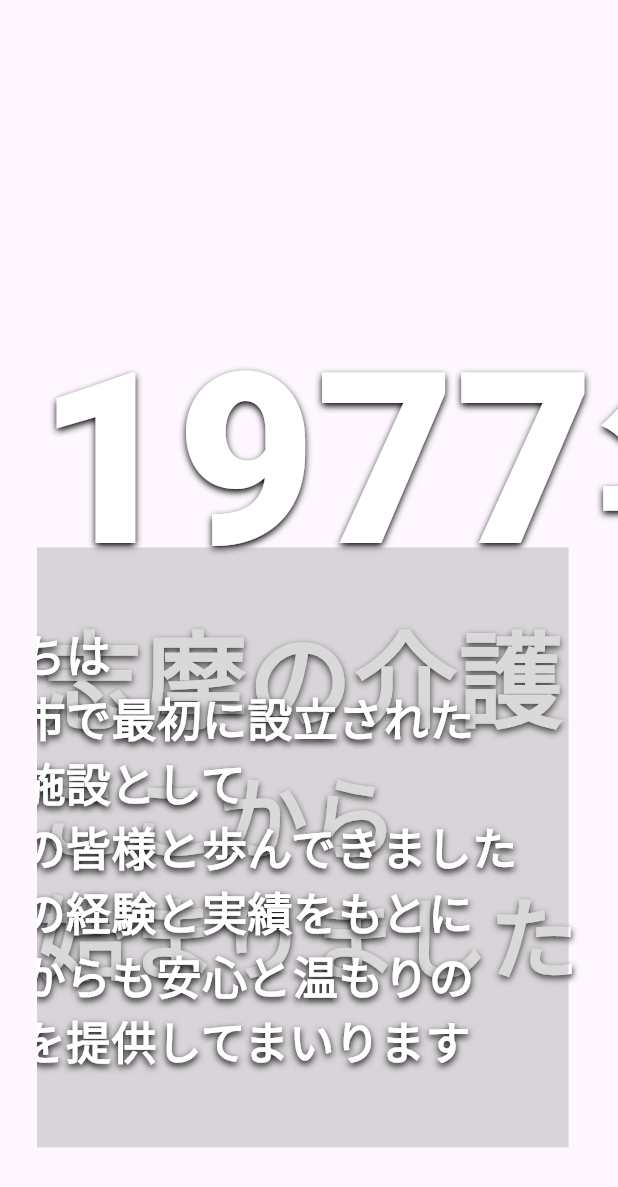
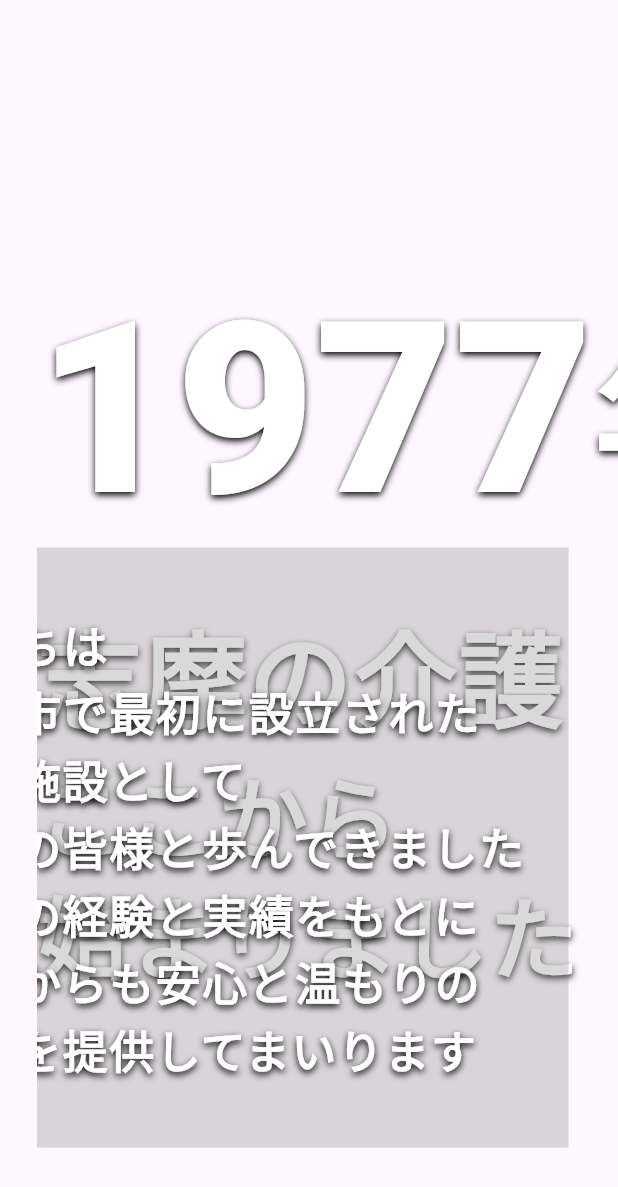
Before and after one commit to KoukiMori/shima_kouiki_homapage4, a Flutter app: the OverlayTextSection widget shown alone on an empty page, opened directly, on a phone screen of 412 x 824 dp. Shown: the top 1187 px of the screen. Run offline on Flutter 3.47's test engine with Material 3 defaults, Android fonts, the phone set to English and light mode, and no system bars; our stand-ins replace google_fonts, responsive_builder; Roboto replaces fonts that are missing (Noto Serif Jp).

Commit message:
ui: adjust '年' baseline and spacing; keep original image scroll behavior

```diff
--- a/lib/home_view/home_view.dart
+++ b/lib/home_view/home_view.dart
@@ -47,7 +47,7 @@ class _HomeViewState extends State<HomeView> {
                     scrollOffset / screenSize.height,
                     1.0,
                   );
-                  // 背景画像をアセットから表示（Webの相対パス問題を避けるため Image.asset を使用）
+                  // 背景画像をアセットから表示（以前の挙動に戻す: スクロール量に応じてサイズを縮小）
                   return Image.asset(
                     key: HomeView._topViewKey,
                     'assets/tomoyama_bay.jpg', // 実在ファイルは .jpg（.png ではない）
--- a/lib/home_view/home_view.widgets.dart
+++ b/lib/home_view/home_view.widgets.dart
@@ -155,7 +155,14 @@ class _OverlayTextSectionState extends State<OverlayTextSection> {
         width: screenSize.width,
         child: Stack(
           children: [
-            _TitleText(text: '1977年', top: 180, fontsSize: 160),
+            // 「1977」の後ろにくる「年」だけ少し小さく表示する
+            _TitleText(
+              text: '1977',
+              smallText: '年',
+              top: 180,
+              fontsSize: 160,
+              smallTextOffsetY: null, // 必要なら微調整値をここで指定
+            ),
             _TitleText(text: '志摩の介護', top: 400, fontsSize: 70),
             _TitleText(text: 'ここから', top: 500, fontsSize: 60),
             _TitleText(text: '始まりました', top: 580, fontsSize: 60),
@@ -175,6 +182,8 @@ class _OverlayTextSectionState extends State<OverlayTextSection> {
                       color: Colors.white,
                       fontSize: 30,
                       fontWeight: FontWeight.bold,
+                      letterSpacing: 1,
+                      height: 1.5,
                       // 背景に溶け込まないよう軽いシャドー
                       shadows: [
                         Shadow(
@@ -197,25 +206,68 @@ class _OverlayTextSectionState extends State<OverlayTextSection> {
 
 class _TitleText extends StatelessWidget {
   final double? top;
-  final String text;
+  final String text; // メインの文字列（例: 1977）
+  final String? smallText; // 後ろに続く小さめ文字（例: 年）
   final double fontsSize;
+  final double? smallTextOffsetY; // 小さい文字の縦位置微調整（下端を揃えるため）
   const _TitleText({
     required this.text,
+    this.smallText,
     this.top,
     required this.fontsSize,
+    this.smallTextOffsetY,
   });
 
   @override
   Widget build(BuildContext context) {
     return Positioned(
       top: top,
-      child: Text(
+      child: smallText == null
+          // 単体表示
+          ? Text(
               text,
               style: GoogleFonts.notoSerifJp(
                 fontSize: fontsSize,
                 fontWeight: FontWeight.w900,
                 color: Colors.white,
-          // タイトルを読みやすくするシャドー
+                shadows: [
+                  Shadow(
+                    color: Colors.black,
+                    offset: const Offset(0, 2),
+                    blurRadius: 6,
+                  ),
+                ],
+              ),
+            )
+          // 「年」だけ小さくしつつ、下端を揃えるために縦位置を微調整
+          : RichText(
+              text: TextSpan(
+                style: GoogleFonts.notoSerifJp(
+                  fontSize: fontsSize,
+                  fontWeight: FontWeight.w900,
+                  color: Colors.white,
+                  shadows: [
+                    Shadow(
+                      color: Colors.black,
+                      offset: const Offset(0, 2),
+                      blurRadius: 6,
+                    ),
+                  ],
+                ),
+                children: [
+                  TextSpan(text: text),
+                  WidgetSpan(
+                    alignment: PlaceholderAlignment.baseline,
+                    baseline: TextBaseline.ideographic, // 日本語のベースライン
+                    child: Transform.translate(
+                      // デフォルトでは小さい文字の下端が少し下に出るので上に持ち上げる
+                      offset: Offset(0, smallTextOffsetY ?? -(fontsSize * 0.2)),
+                      child: Text(
+                        smallText!,
+                        style: GoogleFonts.notoSerifJp(
+                          fontSize: fontsSize * 0.7, // 少し小さく
+                          fontWeight: FontWeight.w900,
+                          color: Colors.white,
                           shadows: [
                             Shadow(
                               color: Colors.black,
@@ -225,6 +277,11 @@ class _TitleText extends StatelessWidget {
                           ],
                         ),
                       ),
+                    ),
+                  ),
+                ],
+              ),
+            ),
     );
   }
 }
```
Also changed, not shown: assets/tomoyama_bay.jpg. Lines whose indentation alone changed are shown as unchanged.
